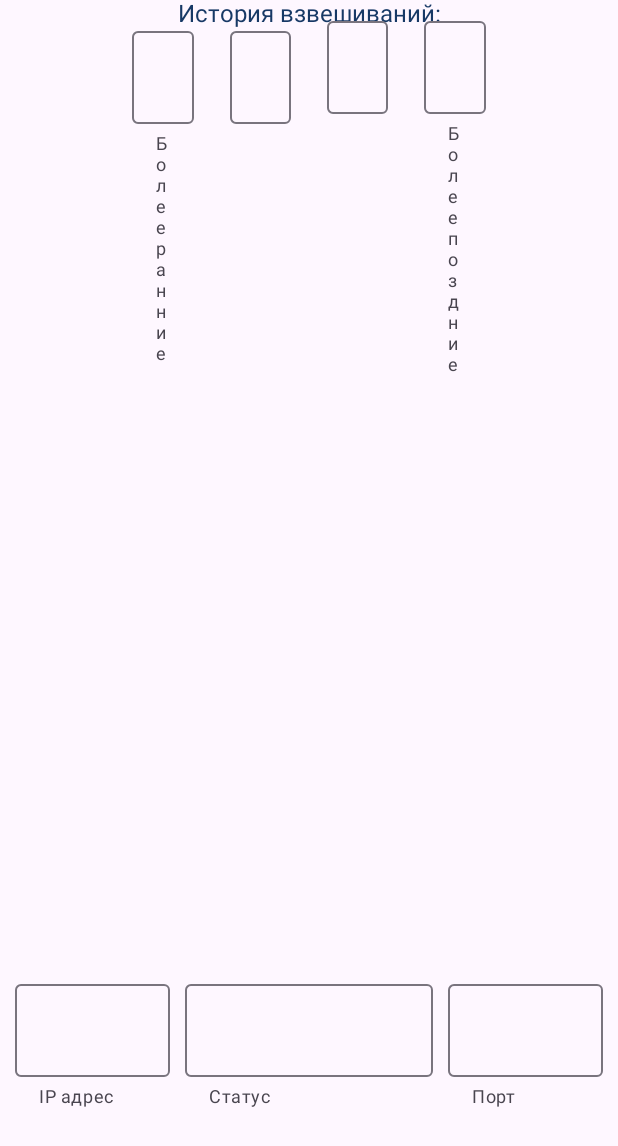
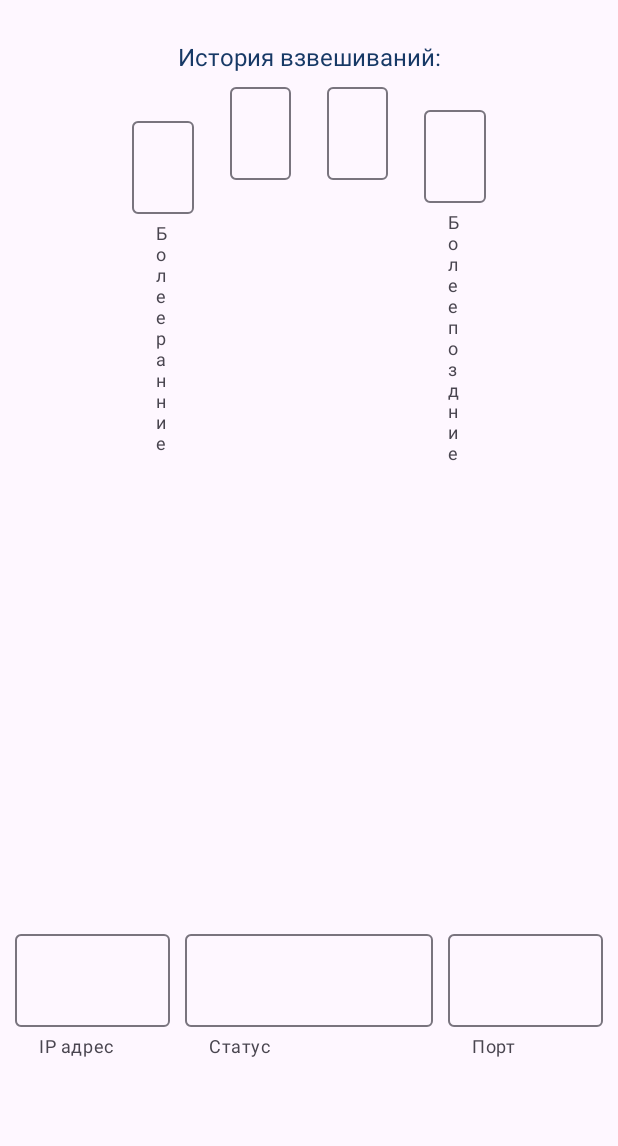
Before and after one commit to mkopichev/scales_2, an Android app: the layout fragment_work.xml on its own in the app's theme, with its tools: preview values and no code run, on a phone screen of 412 x 824 dp. Shown: the top 1146 px of the screen. Run offline under Robolectric (Android 15) with nearby library versions, the phone set to English and light mode, and no system bars.

Commit message:
gui fixed

```diff
--- a/app/src/main/res/layout/fragment_work.xml
+++ b/app/src/main/res/layout/fragment_work.xml
@@ -6,7 +6,9 @@
     android:keepScreenOn="true">
 
     <TextView
+        android:id="@+id/history_title"
         style="@style/input_edit_text"
+        android:minHeight="30dp"
         android:layout_width="match_parent"
         android:layout_height="wrap_content"
         android:text="@string/title_weight_history"
@@ -20,6 +22,7 @@
     <com.google.android.material.textfield.TextInputLayout
         android:id="@+id/weight_history_1_field"
         style="@style/input_non_edit_text"
+        android:minHeight="30dp"
         android:layout_width="0dp"
         android:layout_height="wrap_content"
         app:helperText="@string/weight_history_1_hint"
@@ -27,13 +30,14 @@
         app:layout_constraintBottom_toTopOf="@id/weight_text"
         app:layout_constraintEnd_toStartOf="@id/weight_history_3_field"
         app:layout_constraintStart_toStartOf="parent"
-        app:layout_constraintTop_toTopOf="parent"
+        app:layout_constraintTop_toBottomOf="@+id/history_title"
         app:layout_constraintWidth_percent="0.1"
         app:suffixText="@string/dimension_g">
 
         <com.google.android.material.textfield.TextInputEditText
             android:id="@+id/weight_history_1"
             style="@style/input_non_edit_text"
+            android:minHeight="30dp"
             android:layout_width="match_parent"
             android:layout_height="wrap_content"
             android:textAlignment="textStart"
@@ -45,18 +49,20 @@
     <com.google.android.material.textfield.TextInputLayout
         android:id="@+id/weight_history_2_field"
         style="@style/input_non_edit_text"
+        android:minHeight="30dp"
         android:layout_width="0dp"
         android:layout_height="wrap_content"
         app:layout_constrainedWidth="true"
         app:layout_constraintEnd_toStartOf="@id/weight_history_3_field"
         app:layout_constraintStart_toEndOf="@id/weight_history_1_field"
-        app:layout_constraintTop_toTopOf="@id/weight_history_1_field"
+        app:layout_constraintTop_toBottomOf="@+id/history_title"
         app:layout_constraintWidth_percent="0.1"
         app:suffixText="@string/dimension_g">
 
         <com.google.android.material.textfield.TextInputEditText
             android:id="@+id/weight_history_2"
             style="@style/input_non_edit_text"
+            android:minHeight="30dp"
             android:layout_width="match_parent"
             android:layout_height="wrap_content"
             android:textAlignment="textStart"
@@ -68,18 +74,21 @@
     <com.google.android.material.textfield.TextInputLayout
         android:id="@+id/weight_history_3_field"
         style="@style/input_non_edit_text"
+        android:minHeight="30dp"
         android:layout_width="0dp"
         android:layout_height="wrap_content"
         app:layout_constrainedWidth="true"
+
         app:layout_constraintEnd_toStartOf="@id/weight_history_4_field"
         app:layout_constraintStart_toEndOf="@id/weight_history_2_field"
-        app:layout_constraintTop_toTopOf="@id/weight_history_4_field"
+        app:layout_constraintTop_toBottomOf="@+id/history_title"
         app:layout_constraintWidth_percent="0.1"
         app:suffixText="@string/dimension_g">
 
         <com.google.android.material.textfield.TextInputEditText
             android:id="@+id/weight_history_3"
             style="@style/input_non_edit_text"
+            android:minHeight="30dp"
             android:layout_width="match_parent"
             android:layout_height="wrap_content"
             android:textAlignment="textStart"
@@ -91,6 +100,7 @@
     <com.google.android.material.textfield.TextInputLayout
         android:id="@+id/weight_history_4_field"
         style="@style/input_non_edit_text"
+        android:minHeight="30dp"
         android:layout_width="0dp"
         android:layout_height="wrap_content"
         app:helperText="@string/weight_history_4_hint"
@@ -98,13 +108,14 @@
         app:layout_constraintBottom_toTopOf="@id/weight_text"
         app:layout_constraintEnd_toEndOf="parent"
         app:layout_constraintStart_toEndOf="@id/weight_history_2_field"
-        app:layout_constraintTop_toTopOf="parent"
+        app:layout_constraintTop_toBottomOf="@+id/history_title"
         app:layout_constraintWidth_percent="0.1"
         app:suffixText="@string/dimension_g">
 
         <com.google.android.material.textfield.TextInputEditText
             android:id="@+id/weight_history_4"
             style="@style/input_non_edit_text"
+            android:minHeight="30dp"
             android:layout_width="match_parent"
             android:layout_height="wrap_content"
             android:textAlignment="textStart"
@@ -191,7 +202,7 @@
         android:layout_height="wrap_content"
         android:textAlignment="center"
         android:textColor="@color/blue_dark"
-        android:textSize="230sp"
+        android:textSize="130sp"
         android:textStyle="bold"
         app:layout_constrainedHeight="true"
         app:layout_constraintBottom_toBottomOf="parent"
```
Also changed, not shown: app/src/main/java/com/example/scales_2/FragmentWork.java (+4 -4 lines), app/src/main/java/com/example/scales_2/MainActivity.java (+5 -3 lines).
